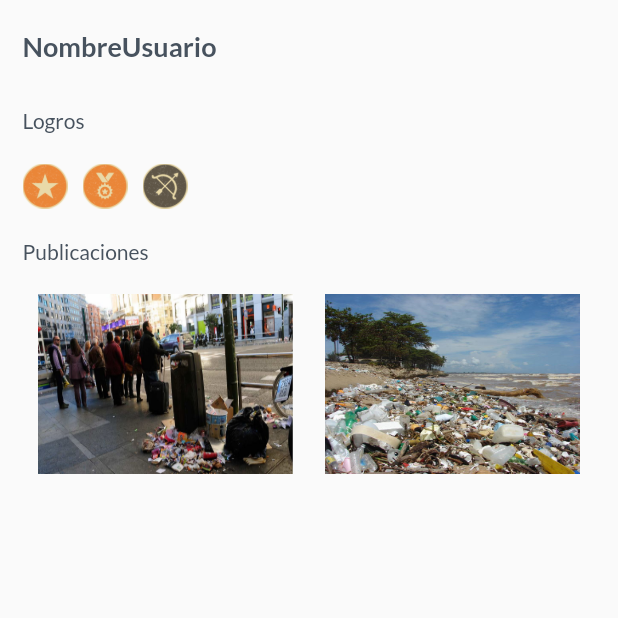
After one commit to lorenamartineztorres/frontendpruebas, a Flutter app: the Profile screen opened directly, on a phone screen of 412 x 824 dp, the top half of it. The commit adds this screen. Run offline on Flutter 3.47's test engine with Material 2 defaults, Android fonts, the phone set to English and light mode, and no system bars; our stand-ins replace animated_splash_screen, google_fonts, image_picker.

Commit message:
plantilla Profile

```diff
--- a/lib/Home.dart
+++ b/lib/Home.dart
@@ -73,7 +73,8 @@ class _HomeState extends State<Home> {
 
   Widget _buildRow(Map<String, dynamic> publication, int index) {
     return SingleChildScrollView(
-        child: Column(children: <Widget>[
+        child: Column(
+          children: <Widget>[
       // nombre de usuario
       Padding(
           padding: EdgeInsets.symmetric(horizontal: 15.0, vertical: 10.0),
--- a/lib/principal.dart
+++ b/lib/principal.dart
@@ -3,6 +3,7 @@ import 'package:flutter_application_1/ajustes.dart';
 import 'package:flutter_application_1/cambiarNombre.dart';
 import 'package:flutter_application_1/loginForm.dart';
 import 'package:flutter_application_1/Home.dart';
+import 'package:flutter_application_1/profilePage.dart';
 import 'package:flutter_application_1/uploadPublication.dart';
 import 'globals.dart' as globals;
 
@@ -29,9 +30,7 @@ class _PagePrincipalState extends State<PagePrincipal> {
       'Index 1: Buscador',
     ),
     Upload(),
-    Text(
-      'Index 3: usuario',
-    ),
+    Profile(),
     ajustes()
   ];
 
--- /dev/null
+++ b/lib/profilePage.dart
@@ -0,0 +1,105 @@
+import 'package:flutter/material.dart';
+import 'package:flutter_application_1/requests.dart';
+
+class Profile extends StatefulWidget {
+  @override
+  _ProfileState createState() => _ProfileState();
+}
+
+class _ProfileState extends State<Profile> {
+
+  var user;
+/*
+   @override
+  void initState() {
+    getUsr();
+  }
+
+  void getUsr() async {
+    getUser().then((result) {
+      setState(() => _publications = result);
+      _rPublications = new List.from(_publications.reversed);
+    });
+  }
+*/
+  @override
+  Widget build(BuildContext context) {
+    return Scaffold(
+      body: SingleChildScrollView(
+        child: Column(
+          children: <Widget>[
+            Padding(
+              padding: EdgeInsets.symmetric(horizontal: 15.0, vertical: 20.0),
+              child: Row(children: <Widget>[
+                Text("NombreUsuario",
+                style: TextStyle(color: Color.fromRGBO(71, 82, 94, 1), fontSize: 18, fontWeight:FontWeight.w700)),
+
+          ])),
+
+          Padding(
+              padding: EdgeInsets.symmetric(horizontal: 15.0, vertical: 10.0),
+              child: Row(children: <Widget>[
+                Text("Logros",
+                style: TextStyle(color: Color.fromRGBO(71, 82, 94, 1))),
+
+          ])),
+
+          Padding(
+              padding: EdgeInsets.symmetric(horizontal: 15.0, vertical: 10.0),
+              child: Row(
+                children: <Widget>[
+                 Image.asset(
+                  'images/logro1.png',
+                  width: 30.0,
+                  height: 30.0,
+                ),
+
+                SizedBox(width: 10),
+
+                 Image.asset(
+                  'images/logro2.png',
+                  width: 30.0,
+                  height: 30.0,
+                ),
+
+                SizedBox(width: 10),
+
+                 Image.asset(
+                  'images/logro3.png',
+                  width: 30.0,
+                  height: 30.0,
+                ),
+              ])),
+
+          Padding(
+              padding: EdgeInsets.symmetric(horizontal: 15.0, vertical: 10.0),
+              child: Row(children: <Widget>[
+                Text("Publicaciones",
+                style: TextStyle(color: Color.fromRGBO(71, 82, 94, 1))),
+
+          ])),
+
+           Padding(
+              padding: EdgeInsets.symmetric(horizontal: 15.0, vertical: 10.0),
+              child: Row(
+                mainAxisAlignment: MainAxisAlignment.spaceAround,
+                children: <Widget>[
+                 Image.asset(
+                  'images/vp_basura.jpeg',
+                  width: 170.0,
+                  height: 120.0,
+                  fit: BoxFit.fill
+                ),
+
+                 Image.asset(
+                  'images/basura_playa.jpg',
+                  width: 170.0,
+                  height: 120.0,
+                  fit: BoxFit.fill
+                )])),
+          ],
+        ),
+      ),
+    );
+  }
+}
--- a/lib/requests.dart
+++ b/lib/requests.dart
@@ -190,9 +190,28 @@ Future<void> removeLike(String id, int pos) async {
 
   if (response.statusCode == 200) {
     print("statusCode=$response.statusCode");
-    print("likeeeeee");
   } else {
     print("statusCode=$response.statusCode");
     throw Exception('Failed to do like');
   }
 }
+
+Future<void> getUser(String id) async {
+  final String uri = "$baseUrl/user/$id";
+
+  http.Response response = await http.get(
+    uri,
+    headers: {
+      "Content-Type": "application/json",
+      "session": globals.token,
+    },
+  );
+
+  if (response.statusCode == 200) {
+    print("statusCode=$response.statusCode");
+    print("Success to get user");
+  } else {
+    print("statusCode=$response.statusCode");
+    throw Exception('Failed to get user');
+  }
+}
```
Also changed, not shown: pubspec.yaml (+7 -0 lines), images/basura_playa.jpg (added), images/logro1.png (added), images/logro2.png (added), images/logro3.png (added), images/vp_basura.jpeg (added).
